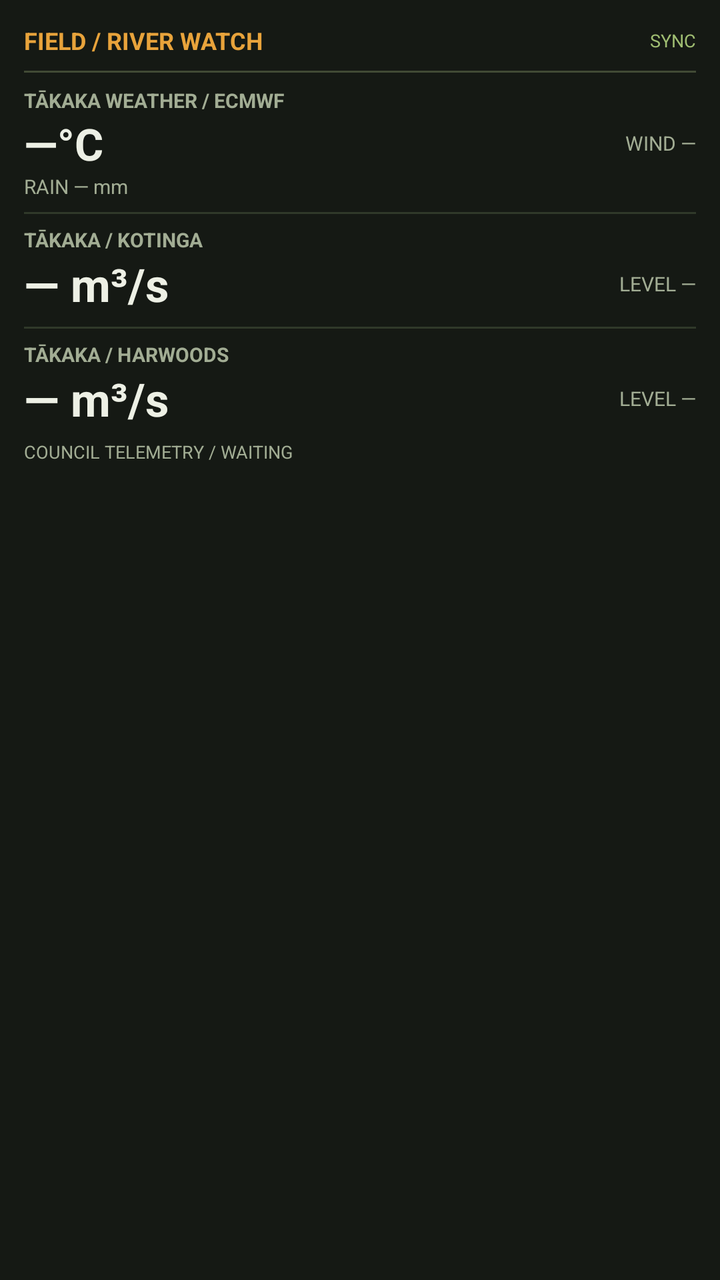
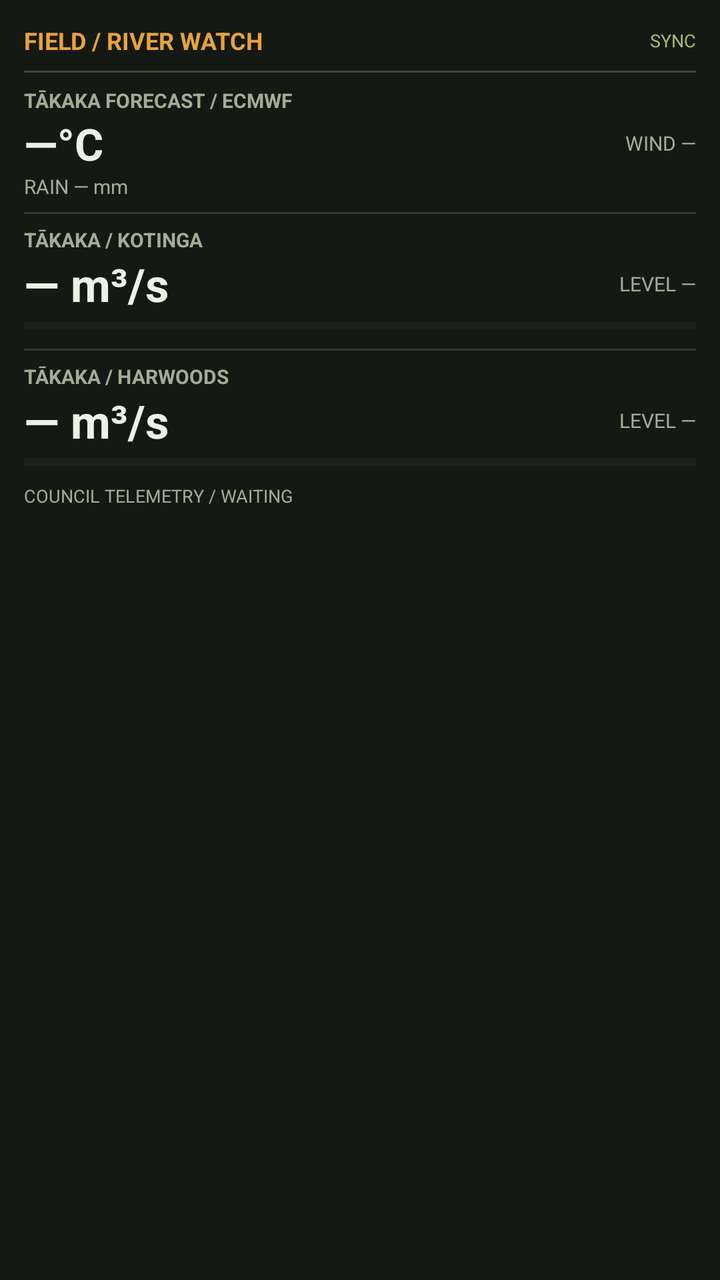

An Android layout rendered at two revisions. The XML below is the earlier revision; the diff shows what the commit changed to produce the second picture.
<!-- AndroidManifest.xml: application theme android:Theme.Material.Light.NoActionBar -->
<!-- res/layout/widget_river.xml -->
<?xml version="1.0" encoding="utf-8"?>
<LinearLayout xmlns:android="http://schemas.android.com/apk/res/android"
    android:id="@+id/widget_root"
    android:layout_width="match_parent"
    android:layout_height="match_parent"
    android:orientation="vertical"
    android:padding="12dp"
    android:background="#151914">
    <LinearLayout
        android:layout_width="match_parent"
        android:layout_height="wrap_content"
        android:orientation="horizontal"
        android:gravity="center_vertical">
        <TextView android:layout_width="0dp" android:layout_height="wrap_content" android:layout_weight="1"
            android:text="FIELD / RIVER WATCH" android:textColor="#E8A33B" android:textStyle="bold" android:textSize="12sp" />
        <TextView android:id="@+id/widget_status" android:layout_width="wrap_content" android:layout_height="wrap_content"
            android:text="SYNC" android:textColor="#9FBD72" android:textSize="9sp" />
    </LinearLayout>
    <View android:layout_width="match_parent" android:layout_height="1dp" android:layout_marginTop="7dp" android:layout_marginBottom="7dp" android:background="#414A35"/>
    <TextView android:layout_width="match_parent" android:layout_height="wrap_content" android:text="TĀKAKA WEATHER / ECMWF" android:textColor="#A2AD94" android:textSize="10sp" android:textStyle="bold"/>
    <LinearLayout android:layout_width="match_parent" android:layout_height="wrap_content" android:orientation="horizontal" android:gravity="center_vertical">
        <TextView android:id="@+id/widget_weather_temp" android:layout_width="0dp" android:layout_height="wrap_content" android:layout_weight="1" android:text="—°C" android:textColor="#EDF0E5" android:textSize="22sp" android:textStyle="bold"/>
        <TextView android:id="@+id/widget_weather_wind" android:layout_width="wrap_content" android:layout_height="wrap_content" android:text="WIND —" android:textColor="#A2AD94" android:textSize="10sp"/>
    </LinearLayout>
    <TextView android:id="@+id/widget_weather_rain" android:layout_width="match_parent" android:layout_height="wrap_content" android:text="RAIN — mm" android:textColor="#A2AD94" android:textSize="10sp"/>
    <View android:layout_width="match_parent" android:layout_height="1dp" android:layout_marginTop="6dp" android:layout_marginBottom="6dp" android:background="#30392A"/>
    <TextView android:layout_width="match_parent" android:layout_height="wrap_content" android:text="TĀKAKA / KOTINGA" android:textColor="#A2AD94" android:textSize="10sp" android:textStyle="bold"/>
    <LinearLayout android:layout_width="match_parent" android:layout_height="wrap_content" android:orientation="horizontal" android:gravity="center_vertical">
        <TextView android:id="@+id/widget_k_flow" android:layout_width="0dp" android:layout_height="wrap_content" android:layout_weight="1" android:text="— m³/s" android:textColor="#EDF0E5" android:textSize="23sp" android:textStyle="bold"/>
        <TextView android:id="@+id/widget_k_level" android:layout_width="wrap_content" android:layout_height="wrap_content" android:text="LEVEL —" android:textColor="#A2AD94" android:textSize="10sp"/>
    </LinearLayout>
    <View android:layout_width="match_parent" android:layout_height="1dp" android:layout_marginTop="6dp" android:layout_marginBottom="6dp" android:background="#30392A"/>
    <TextView android:layout_width="match_parent" android:layout_height="wrap_content" android:text="TĀKAKA / HARWOODS" android:textColor="#A2AD94" android:textSize="10sp" android:textStyle="bold"/>
    <LinearLayout android:layout_width="match_parent" android:layout_height="wrap_content" android:orientation="horizontal" android:gravity="center_vertical">
        <TextView android:id="@+id/widget_h_flow" android:layout_width="0dp" android:layout_height="wrap_content" android:layout_weight="1" android:text="— m³/s" android:textColor="#EDF0E5" android:textSize="23sp" android:textStyle="bold"/>
        <TextView android:id="@+id/widget_h_level" android:layout_width="wrap_content" android:layout_height="wrap_content" android:text="LEVEL —" android:textColor="#A2AD94" android:textSize="10sp"/>
    </LinearLayout>
    <TextView android:id="@+id/widget_updated" android:layout_width="match_parent" android:layout_height="wrap_content" android:layout_marginTop="5dp" android:text="COUNCIL TELEMETRY / WAITING" android:textColor="#A2AD94" android:textSize="9sp"/>
</LinearLayout>
<!-- resources referenced by this layout -->
<resources>

</resources>

<!-- the commit's change to res/layout/widget_river.xml (unified diff, before → after) -->
@@ -17,7 +17,7 @@
             android:text="SYNC" android:textColor="#9FBD72" android:textSize="9sp" />
     </LinearLayout>
     <View android:layout_width="match_parent" android:layout_height="1dp" android:layout_marginTop="7dp" android:layout_marginBottom="7dp" android:background="#414A35"/>
-    <TextView android:layout_width="match_parent" android:layout_height="wrap_content" android:text="TĀKAKA WEATHER / ECMWF" android:textColor="#A2AD94" android:textSize="10sp" android:textStyle="bold"/>
+    <TextView android:layout_width="match_parent" android:layout_height="wrap_content" android:text="TĀKAKA FORECAST / ECMWF" android:textColor="#A2AD94" android:textSize="10sp" android:textStyle="bold"/>
     <LinearLayout android:layout_width="match_parent" android:layout_height="wrap_content" android:orientation="horizontal" android:gravity="center_vertical">
         <TextView android:id="@+id/widget_weather_temp" android:layout_width="0dp" android:layout_height="wrap_content" android:layout_weight="1" android:text="—°C" android:textColor="#EDF0E5" android:textSize="22sp" android:textStyle="bold"/>
         <TextView android:id="@+id/widget_weather_wind" android:layout_width="wrap_content" android:layout_height="wrap_content" android:text="WIND —" android:textColor="#A2AD94" android:textSize="10sp"/>
@@ -29,11 +29,13 @@
         <TextView android:id="@+id/widget_k_flow" android:layout_width="0dp" android:layout_height="wrap_content" android:layout_weight="1" android:text="— m³/s" android:textColor="#EDF0E5" android:textSize="23sp" android:textStyle="bold"/>
         <TextView android:id="@+id/widget_k_level" android:layout_width="wrap_content" android:layout_height="wrap_content" android:text="LEVEL —" android:textColor="#A2AD94" android:textSize="10sp"/>
     </LinearLayout>
+    <ProgressBar android:id="@+id/widget_k_bar" style="?android:attr/progressBarStyleHorizontal" android:layout_width="match_parent" android:layout_height="5dp" android:layout_marginTop="3dp" android:layout_marginBottom="3dp" android:max="100" android:progress="0" android:indeterminate="false" android:progressTint="#E8A33B" android:progressBackgroundTint="#30392A"/>
     <View android:layout_width="match_parent" android:layout_height="1dp" android:layout_marginTop="6dp" android:layout_marginBottom="6dp" android:background="#30392A"/>
     <TextView android:layout_width="match_parent" android:layout_height="wrap_content" android:text="TĀKAKA / HARWOODS" android:textColor="#A2AD94" android:textSize="10sp" android:textStyle="bold"/>
     <LinearLayout android:layout_width="match_parent" android:layout_height="wrap_content" android:orientation="horizontal" android:gravity="center_vertical">
         <TextView android:id="@+id/widget_h_flow" android:layout_width="0dp" android:layout_height="wrap_content" android:layout_weight="1" android:text="— m³/s" android:textColor="#EDF0E5" android:textSize="23sp" android:textStyle="bold"/>
         <TextView android:id="@+id/widget_h_level" android:layout_width="wrap_content" android:layout_height="wrap_content" android:text="LEVEL —" android:textColor="#A2AD94" android:textSize="10sp"/>
     </LinearLayout>
+    <ProgressBar android:id="@+id/widget_h_bar" style="?android:attr/progressBarStyleHorizontal" android:layout_width="match_parent" android:layout_height="5dp" android:layout_marginTop="3dp" android:layout_marginBottom="3dp" android:max="100" android:progress="0" android:indeterminate="false" android:progressTint="#E8A33B" android:progressBackgroundTint="#30392A"/>
     <TextView android:id="@+id/widget_updated" android:layout_width="match_parent" android:layout_height="wrap_content" android:layout_marginTop="5dp" android:text="COUNCIL TELEMETRY / WAITING" android:textColor="#A2AD94" android:textSize="9sp"/>
 </LinearLayout>
